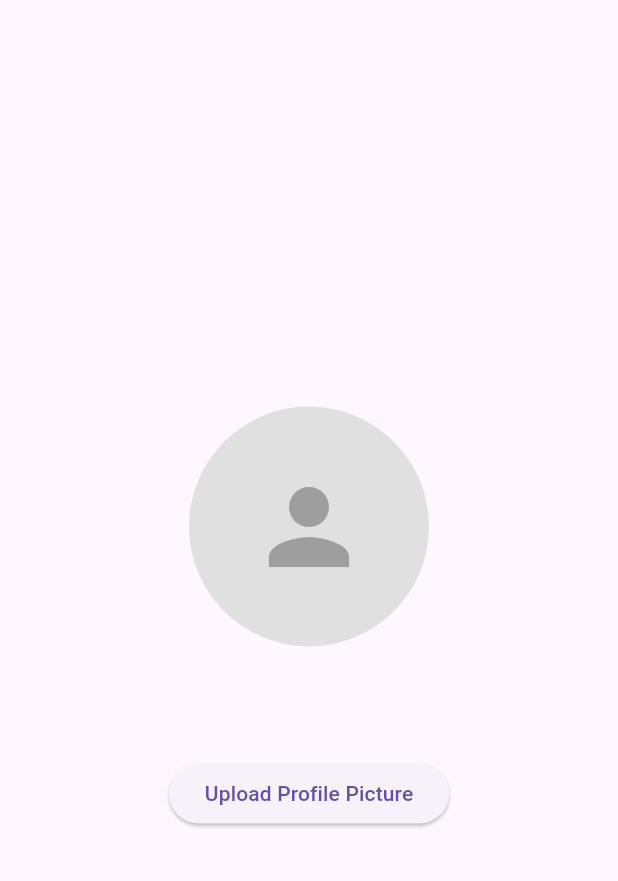
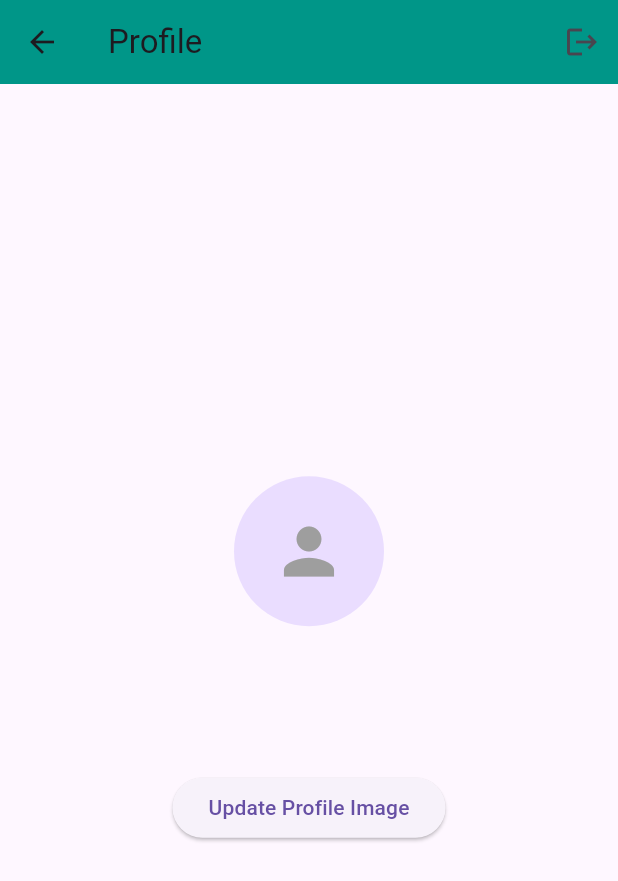
Before and after one commit to chiragmali19/Flutter-Login-Signin-Application, a Flutter app: the ProfilePage screen opened directly, on a phone screen of 412 x 824 dp. Shown: the top 881 px of the screen. Run offline on Flutter 3.47's test engine with Material 3 defaults, Android fonts, the light colour scheme and no system bars; our stand-ins replace cloud_firestore, firebase_auth, firebase_core, firebase_storage, google_fonts, image_picker; missing offline and left inert: firebase_app_check; accounts and stored records are empty.

Commit message:
first ccommit

```diff
--- /dev/null
+++ b/devtools_options.yaml
@@ -0,0 +1,3 @@
+description: This file stores settings for Dart & Flutter DevTools.
+documentation: https://docs.flutter.dev/tools/devtools/extensions#configure-extension-enablement-states
+extensions:
--- a/lib/profile_page.dart
+++ b/lib/profile_page.dart
@@ -1,11 +1,9 @@
-import 'dart:io';
 import 'package:flutter/material.dart';
 import 'package:firebase_auth/firebase_auth.dart';
+import 'package:cloud_firestore/cloud_firestore.dart';
 import 'package:firebase_storage/firebase_storage.dart';
+import 'dart:io';
 import 'package:image_picker/image_picker.dart';
-import 'package:google_fonts/google_fonts.dart';
-import 'package:http/http.dart' as http;
-import 'package:path_provider/path_provider.dart';
 
 class ProfilePage extends StatefulWidget {
   @override
@@ -13,98 +11,113 @@ class ProfilePage extends StatefulWidget {
 }
 
 class _ProfilePageState extends State<ProfilePage> {
-  final picker = ImagePicker();
-  File? _image;
+  final FirebaseAuth _auth = FirebaseAuth.instance;
+  final FirebaseFirestore _firestore = FirebaseFirestore.instance;
   final FirebaseStorage _storage = FirebaseStorage.instance;
+  User? _currentUser;
+  String _username = '';
+  String _email = '';
+  String? _profileImageUrl;
 
   @override
   void initState() {
     super.initState();
-    _loadProfileImage();
+    _currentUser = _auth.currentUser;
+    _loadUserData();
   }
 
-  void _loadProfileImage() async {
-    try {
-      final String userEmail = FirebaseAuth.instance.currentUser!.email!;
-      Reference ref = _storage.ref().child('profile_pictures').child(userEmail);
-
-      // Get the download URL of the file
-      final url = await ref.getDownloadURL();
-      // Load the image from the URL
-      final imageFile = await _getImageFileFromUrl(url);
-      // Set the loaded image file to the _image variable
+  Future<void> _loadUserData() async {
+    if (_currentUser != null) {
+      final DocumentSnapshot userDoc =
+          await _firestore.collection('users').doc(_currentUser!.uid).get();
+      if (userDoc.exists) {
         setState(() {
-        _image = imageFile;
+          _username = userDoc['username'] ?? '';
+          _email = userDoc['email'] ?? '';
+          _profileImageUrl = userDoc['profileImageUrl'] ?? '';
         });
-    } on FirebaseException catch (e) {
-      if (e.code == 'object-not-found') {
-        // Handle case where the file doesn't exist
-        print('Profile picture does not exist.');
-      } else {
-        // Handle other Firebase exceptions
-        print('Error loading profile picture: $e');
       }
     }
   }
 
-  Future<File> _getImageFileFromUrl(String url) async {
-    final response = await http.get(Uri.parse(url));
-    final bytes = response.bodyBytes;
-    final tempDir = await getTemporaryDirectory();
-    final file = File('${tempDir.path}/profile_image.jpg');
-    await file.writeAsBytes(bytes.buffer.asUint8List());
-    return file;
+  Future<void> _uploadProfileImage(File imageFile) async {
+    try {
+      final String fileName = '${_currentUser!.uid}.jpg';
+      final Reference ref =
+          _storage.ref().child('profile_images').child(fileName);
+      await ref.putFile(imageFile);
+      final String downloadUrl = await ref.getDownloadURL();
+
+      await _firestore.collection('users').doc(_currentUser!.uid).update({
+        'profileImageUrl': downloadUrl,
+      });
+
+      setState(() {
+        _profileImageUrl = downloadUrl;
+      });
+    } catch (e) {
+      print('Error uploading profile image: $e');
+    }
   }
 
-  Future<void> _uploadProfileImage() async {
-    final pickedFile = await picker.pickImage(source: ImageSource.gallery);
+  Future<void> _pickImage() async {
+    final pickedFile =
+        await ImagePicker().pickImage(source: ImageSource.gallery);
     if (pickedFile != null) {
-      setState(() {
-        _image = File(pickedFile.path);
-      });
-      // Upload image to Firebase Storage
-      final String userEmail = FirebaseAuth.instance.currentUser!.email!;
-      Reference ref = _storage.ref().child('profile_pictures').child(userEmail);
-      await ref.putFile(_image!);
-      print('Profile picture uploaded.');
-    } else {
-      print('No image selected.');
+      File imageFile = File(pickedFile.path);
+      await _uploadProfileImage(imageFile);
     }
   }
 
   @override
   Widget build(BuildContext context) {
-    final user = FirebaseAuth.instance.currentUser;
-
-    return Center(
+    return Scaffold(
+      appBar: AppBar(
+        title: Text('Profile'),
+        backgroundColor: Colors.teal,
+        actions: [
+          IconButton(
+              icon: Icon(Icons.logout),
+              onPressed: () async {
+                await _auth.signOut();
+                Navigator.pushNamed(context, '/');
+              })
+        ],
+      ),
+      body: Center(
         child: Column(
           mainAxisAlignment: MainAxisAlignment.center,
-        children: <Widget>[
-          _image == null
-              ? CircleAvatar(
-                  radius: 80,
-                  backgroundColor: Colors.grey[300],
-                  child: Icon(
+          children: [
+            CircleAvatar(
+              radius: 50,
+              backgroundImage:
+                  _profileImageUrl != null && _profileImageUrl!.isNotEmpty
+                      ? NetworkImage(_profileImageUrl!)
+                      : null,
+              child: _profileImageUrl == null || _profileImageUrl!.isEmpty
+                  ? Icon(
                       Icons.person,
-                    size: 80,
+                      size: 50,
                       color: Colors.grey,
-                  ),
                     )
-              : CircleAvatar(
-                  radius: 80,
-                  backgroundImage: FileImage(_image!),
+                  : null,
             ),
             SizedBox(height: 20),
             Text(
-            user?.email ?? '',
-            style: GoogleFonts.lobster(fontSize: 24),
+              _username,
+              style: TextStyle(fontSize: 24),
+            ),
+            Text(
+              _email,
+              style: TextStyle(fontSize: 16, color: Colors.grey),
             ),
             SizedBox(height: 20),
             ElevatedButton(
-            onPressed: _uploadProfileImage,
-            child: Text('Upload Profile Picture'),
+              onPressed: _pickImage,
+              child: Text('Update Profile Image'),
             ),
           ],
+        ),
       ),
     );
   }
```
Also changed, not shown: lib/favorite_page.dart (deleted, +0 -48 lines), lib/home_page.dart (deleted, +0 -204 lines), lib/main.dart (+12 -7 lines), lib/music_list_page.dart (deleted, +0 -66 lines), lib/player_page.dart (deleted, +0 -114 lines), lib/signup_page.dart (+34 -3 lines), pubspec.yaml (+7 -2 lines), assets/images/avatar_placeholder.png (added), pubspec.lock, 3 other files. Lines whose indentation alone changed are shown as unchanged.
